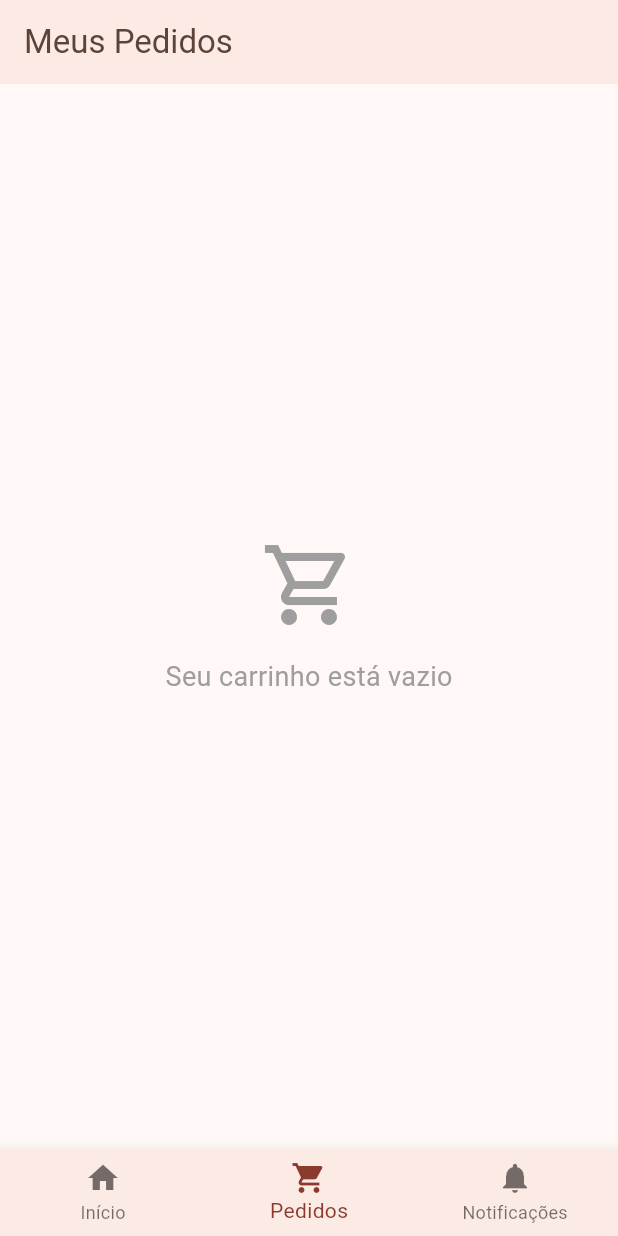
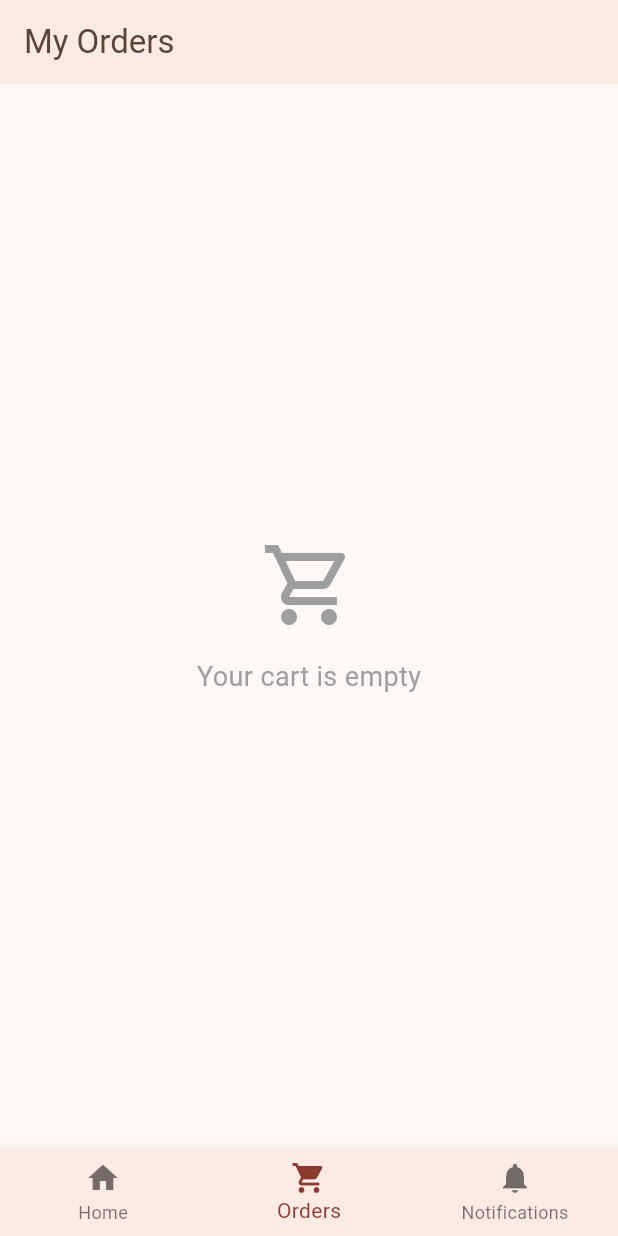
Before and after one commit to gustavolhonda/TryOn_Flutter, a Flutter app: the MainScreen screen opened by its route, item 2 of the bottom bar chosen, on a phone screen of 412 x 824 dp. Run offline on Flutter 3.47's test engine with Material 3 defaults, Android fonts, the light colour scheme and no system bars; our stand-ins replace cached_network_image, floor, go_router, google_fonts, sqflite; accounts and stored records are empty; generated files the repository leaves out were written again; network calls fail.

Commit message:
feat: finaliza traducoes

```diff
--- a/lib/l10n/intl_en.arb
+++ b/lib/l10n/intl_en.arb
@@ -12,5 +12,39 @@
   "loginButton": "Login",
   "forgotPassword": "Forgot your password? Click here",
   "noAccount": "Don't have an account yet?",
-  "registerHere": "Register here!"
+  "registerHere": "Register here!",
+  "registerTitle": "Register",
+  "registerScreen": "Register Screen",
+  "forgotPasswordTitle": "Forgot Password",
+  "forgotPasswordScreen": "Password Recovery Screen",
+  "notificationsTitle": "Your notifications",
+  "noNotifications": "No notifications",
+  "mainHome": "Home",
+  "mainOrders": "Orders",
+  "mainNotifications": "Notifications",
+  "ordersTitle": "My Orders",
+  "cartEmpty": "Your cart is empty",
+  "totalItems": "Total ({count} items):",
+  "clearCart": "Clear Cart",
+  "clearCartConfirm": "Are you sure you want to remove all items from the cart?",
+  "cancel": "Cancel",
+  "clear": "Clear",
+  "finishOrder": "Finish Order",
+  "orderSuccess": "Order placed successfully!",
+  "description": "Description:",
+  "addToCart": "Add to Cart",
+  "appTitle": "TryOn",
+  "tabAll": "All",
+  "tabPromotions": "Promotions",
+  "tabStores": "Stores",
+  "highlights": "Highlights",
+  "products": "Products",
+  "tryAgain": "Try Again",
+  "stores": "Stores",
+  "storeStreetWear": "Street Wear",
+  "errorLoadingProducts": "Error loading products",
+  "productAddedToCart": "Product added to cart!",
+  "errorAddingToCart": "Error adding to cart",
+  "selectSize": "Select a size",
+  "loading": "Loading..."
 }
--- a/lib/screens/main_screen.dart
+++ b/lib/screens/main_screen.dart
@@ -1,4 +1,5 @@
 import 'package:flutter/material.dart';
+import '../generated/l10n.dart';
 import 'home_screen.dart';
 import 'orders_screen.dart';
 import 'notifications_screen.dart';
@@ -30,18 +31,18 @@ class _MainScreenState extends State<MainScreen> {
     return Scaffold(
       body: _pages[_selectedIndex],
       bottomNavigationBar: BottomNavigationBar(
-        items: const <BottomNavigationBarItem>[
+        items: <BottomNavigationBarItem>[
           BottomNavigationBarItem(
-            icon: Icon(Icons.home),
-            label: 'Início',
+            icon: const Icon(Icons.home),
+            label: S.of(context).mainHome,
           ),
           BottomNavigationBarItem(
-            icon: Icon(Icons.shopping_cart),
-            label: 'Pedidos',
+            icon: const Icon(Icons.shopping_cart),
+            label: S.of(context).mainOrders,
           ),
           BottomNavigationBarItem(
-            icon: Icon(Icons.notifications),
-            label: 'Notificações',
+            icon: const Icon(Icons.notifications),
+            label: S.of(context).mainNotifications,
           ),
         ],
         currentIndex: _selectedIndex,
--- a/lib/screens/orders_screen.dart
+++ b/lib/screens/orders_screen.dart
@@ -1,4 +1,5 @@
 import 'package:flutter/material.dart';
+import '../generated/l10n.dart';
 import 'package:provider/provider.dart';
 import 'package:cached_network_image/cached_network_image.dart';
 import '../viewmodels/orders_viewmodel.dart';
@@ -11,67 +12,47 @@ class OrdersScreen extends StatelessWidget {
   Widget build(BuildContext context) {
     return Scaffold(
       appBar: AppBar(
-        title: const Text('Meus Pedidos'),
+        title: Text(S.of(context).ordersTitle),
         backgroundColor: const Color(0xFFFCEAE5),
         foregroundColor: const Color(0xFF5C4438),
       ),
       body: Consumer<OrdersViewModel>(
         builder: (context, viewModel, child) {
           if (viewModel.cartItems.isEmpty) {
-            return const Center(
+            return Center(
               child: Column(
                 mainAxisAlignment: MainAxisAlignment.center,
                 children: [
-                  Icon(
+                  const Icon(
                     Icons.shopping_cart_outlined,
                     size: 64,
                     color: Colors.grey,
                   ),
-                  SizedBox(height: 16),
+                  const SizedBox(height: 16),
                   Text(
-                    'Seu carrinho está vazio',
-                    style: TextStyle(fontSize: 18, color: Colors.grey),
+                    S.of(context).cartEmpty,
+                    style: const TextStyle(fontSize: 18, color: Colors.grey),
                   ),
                 ],
               ),
             );
           }
-
-          return Column(
+          // Retornar apenas o ListView, sem Expanded, pois é o único widget do body
+          return ListView(
+            padding: const EdgeInsets.all(16),
             children: [
-              // Cart Items List
-              Expanded(
-                child: ListView.builder(
-                  itemCount: viewModel.cartItems.length,
-                  itemBuilder: (context, index) {
-                    final item = viewModel.cartItems[index];
-                    return _buildCartItem(context, item, viewModel);
-                  },
-                ),
-              ),
-
-              // Total and Actions
-              Container(
-                padding: const EdgeInsets.all(16),
-                decoration: BoxDecoration(
-                  color: Colors.white,
-                  boxShadow: [
-                    BoxShadow(
-                      color: Colors.grey.withOpacity(0.2),
-                      spreadRadius: 1,
-                      blurRadius: 4,
-                      offset: const Offset(0, -2),
-                    ),
-                  ],
-                ),
-                child: Column(
+              // Renderiza cada item do carrinho
+              ...viewModel.cartItems.map((item) => _buildCartItem(context, item, viewModel)).toList(),
+              const SizedBox(height: 16),
+              // Bloco de resumo (total, botões etc.)
+              Column(
                 crossAxisAlignment: CrossAxisAlignment.start,
                 children: [
                   Row(
                     mainAxisAlignment: MainAxisAlignment.spaceBetween,
                     children: [
                       Text(
-                          'Total (${viewModel.totalItems} itens):',
+                        S.of(context).totalItems(viewModel.totalItems),
                         style: const TextStyle(fontSize: 16),
                       ),
                       Text(
@@ -95,9 +76,9 @@ class OrdersScreen extends StatelessWidget {
                           style: OutlinedButton.styleFrom(
                             side: const BorderSide(color: Color(0xFF8B3A2E)),
                           ),
-                            child: const Text(
-                              'Limpar Carrinho',
-                              style: TextStyle(color: Color(0xFF8B3A2E)),
+                          child: Text(
+                            S.of(context).clearCart,
+                            style: const TextStyle(color: Color(0xFF8B3A2E)),
                           ),
                         ),
                       ),
@@ -107,8 +88,8 @@ class OrdersScreen extends StatelessWidget {
                           onPressed: () {
                             // Finalizar pedido
                             ScaffoldMessenger.of(context).showSnackBar(
-                                const SnackBar(
-                                  content: Text('Pedido finalizado com sucesso!'),
+                              SnackBar(
+                                content: Text(S.of(context).orderSuccess),
                               ),
                             );
                           },
@@ -116,13 +97,12 @@ class OrdersScreen extends StatelessWidget {
                             backgroundColor: const Color(0xFF8B3A2E),
                             foregroundColor: Colors.white,
                           ),
-                            child: const Text('Finalizar Pedido'),
+                          child: Text(S.of(context).finishOrder),
                         ),
                       ),
                     ],
                   ),
                 ],
-                ),
               ),
             ],
           );
@@ -246,19 +226,19 @@ class OrdersScreen extends StatelessWidget {
     showDialog(
       context: context,
       builder: (context) => AlertDialog(
-        title: const Text('Limpar Carrinho'),
-        content: const Text('Tem certeza que deseja remover todos os itens do carrinho?'),
+        title: Text(S.of(context).clearCart),
+        content: Text(S.of(context).clearCartConfirm),
         actions: [
           TextButton(
             onPressed: () => Navigator.of(context).pop(),
-            child: const Text('Cancelar'),
+            child: Text(S.of(context).cancel),
           ),
           TextButton(
             onPressed: () {
               viewModel.clearCart();
               Navigator.of(context).pop();
             },
-            child: const Text('Limpar'),
+            child: Text(S.of(context).clear),
           ),
         ],
       ),
```
Also changed, not shown: lib/l10n/intl_pt.arb (+35 -1 lines), lib/screens/forget_password_screen.dart (+5 -4 lines), lib/screens/home_screen.dart (+24 -23 lines), lib/screens/notifications_screen.dart (+5 -4 lines), lib/screens/product_screen.dart (+8 -7 lines), lib/screens/register_screen.dart (+5 -4 lines), lib/viewmodels/home_viewmodel.dart (+6 -4 lines), lib/viewmodels/product_viewmodel.dart (+8 -7 lines), lib/widgets/loading_dialog.dart (+6 -5 lines), lib/generated/intl/messages_en.dart, lib/generated/intl/messages_pt.dart, lib/generated/l10n.dart. Lines whose indentation alone changed are shown as unchanged.
